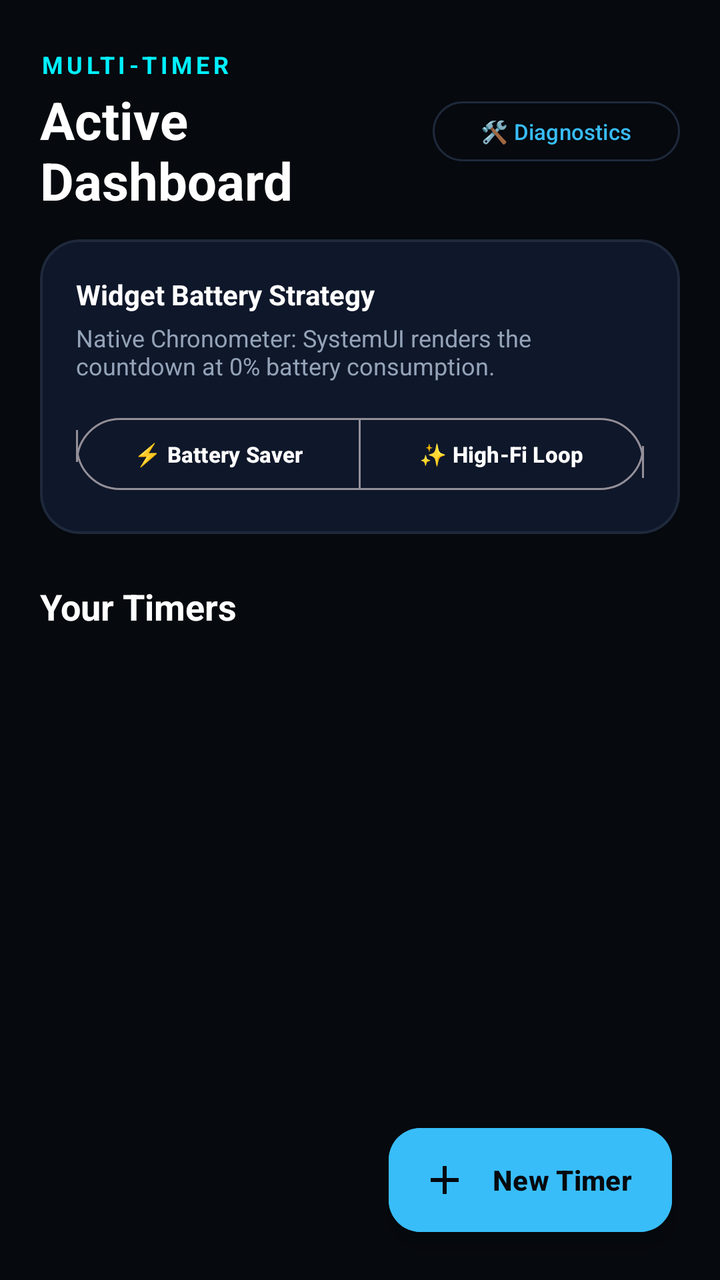
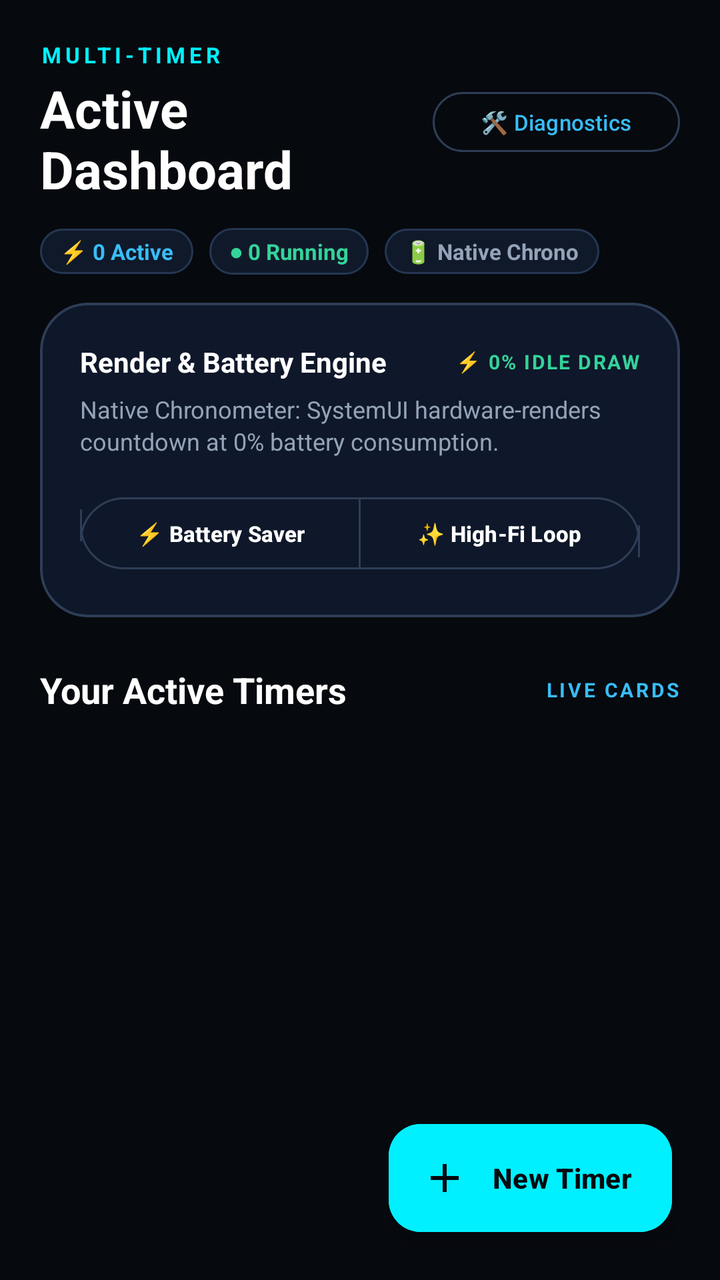

An Android layout rendered at two revisions. The XML below is the earlier revision; the diff shows what the commit changed to produce the second picture.
<!-- AndroidManifest.xml: application theme Theme.MultiTimer -->
<!-- res/layout/activity_main.xml -->
<?xml version="1.0" encoding="utf-8"?>
<androidx.coordinatorlayout.widget.CoordinatorLayout xmlns:android="http://schemas.android.com/apk/res/android"
    xmlns:app="http://schemas.android.com/apk/res-auto"
    android:layout_width="match_parent"
    android:layout_height="match_parent"
    android:background="@color/bg_dark">

    <com.google.android.material.appbar.AppBarLayout
        android:layout_width="match_parent"
        android:layout_height="wrap_content"
        android:background="@color/bg_dark"
        app:elevation="0dp">

        <LinearLayout
            android:layout_width="match_parent"
            android:layout_height="wrap_content"
            android:gravity="center_vertical"
            android:orientation="horizontal"
            android:paddingStart="20dp"
            android:paddingTop="24dp"
            android:paddingEnd="20dp"
            android:paddingBottom="12dp">

            <LinearLayout
                android:layout_width="0dp"
                android:layout_height="wrap_content"
                android:layout_weight="1"
                android:orientation="vertical">

                <TextView
                    android:layout_width="wrap_content"
                    android:layout_height="wrap_content"
                    android:text="MULTI-TIMER"
                    android:textColor="@color/primary_neon"
                    android:textSize="12sp"
                    android:letterSpacing="0.15"
                    android:textStyle="bold" />

                <TextView
                    android:layout_width="wrap_content"
                    android:layout_height="wrap_content"
                    android:layout_marginTop="2dp"
                    android:text="Active Dashboard"
                    android:textColor="@color/text_main"
                    android:textSize="26sp"
                    android:textStyle="bold" />
            </LinearLayout>

            <com.google.android.material.button.MaterialButton
                android:id="@+id/btn_diagnostics"
                style="?attr/materialButtonOutlinedStyle"
                android:layout_width="wrap_content"
                android:layout_height="38dp"
                android:text="🛠️ Diagnostics"
                android:textColor="@color/primary"
                android:textSize="11sp"
                app:cornerRadius="19dp"
                app:strokeColor="@color/surface_card_stroke" />
        </LinearLayout>

    </com.google.android.material.appbar.AppBarLayout>

    <androidx.core.widget.NestedScrollView
        android:layout_width="match_parent"
        android:layout_height="match_parent"
        app:layout_behavior="@string/appbar_scrolling_view_behavior">

        <LinearLayout
            android:layout_width="match_parent"
            android:layout_height="wrap_content"
            android:orientation="vertical"
            android:paddingStart="20dp"
            android:paddingEnd="20dp"
            android:paddingBottom="100dp">

            
            <com.google.android.material.card.MaterialCardView
                android:layout_width="match_parent"
                android:layout_height="wrap_content"
                android:layout_marginBottom="24dp"
                app:cardBackgroundColor="@color/surface_card"
                app:cardCornerRadius="20dp"
                app:cardElevation="0dp"
                app:strokeColor="@color/surface_card_stroke"
                app:strokeWidth="1.2dp">

                <LinearLayout
                    android:layout_width="match_parent"
                    android:layout_height="wrap_content"
                    android:orientation="vertical"
                    android:padding="18dp">

                    <TextView
                        android:layout_width="wrap_content"
                        android:layout_height="wrap_content"
                        android:text="Widget Battery Strategy"
                        android:textColor="@color/text_main"
                        android:textSize="14sp"
                        android:textStyle="bold" />

                    <TextView
                        android:id="@+id/strategy_description"
                        android:layout_width="wrap_content"
                        android:layout_height="wrap_content"
                        android:layout_marginTop="4dp"
                        android:layout_marginBottom="14dp"
                        android:text="Native Chronometer: SystemUI renders the countdown at 0% battery consumption."
                        android:textColor="@color/text_sub"
                        android:textSize="12sp" />

                    <com.google.android.material.button.MaterialButtonToggleGroup
                        android:id="@+id/toggle_group_strategy"
                        android:layout_width="match_parent"
                        android:layout_height="wrap_content"
                        app:singleSelection="true">

                        <com.google.android.material.button.MaterialButton
                            android:id="@+id/btn_mode_chronometer"
                            style="?attr/materialButtonOutlinedStyle"
                            android:layout_width="0dp"
                            android:layout_height="44dp"
                            android:layout_weight="1"
                            android:text="⚡ Battery Saver"
                            android:textColor="@color/text_main"
                            android:textSize="11sp"
                            android:textStyle="bold"
                            app:cornerRadius="22dp" />

                        <com.google.android.material.button.MaterialButton
                            android:id="@+id/btn_mode_loop"
                            style="?attr/materialButtonOutlinedStyle"
                            android:layout_width="0dp"
                            android:layout_height="44dp"
                            android:layout_weight="1"
                            android:text="✨ High-Fi Loop"
                            android:textColor="@color/text_main"
                            android:textSize="11sp"
                            android:textStyle="bold"
                            app:cornerRadius="22dp" />
                    </com.google.android.material.button.MaterialButtonToggleGroup>

                </LinearLayout>
            </com.google.android.material.card.MaterialCardView>

            
            <TextView
                android:layout_width="wrap_content"
                android:layout_height="wrap_content"
                android:layout_marginBottom="12dp"
                android:text="Your Timers"
                android:textColor="@color/text_main"
                android:textSize="18sp"
                android:textStyle="bold" />

            <androidx.recyclerview.widget.RecyclerView
                android:id="@+id/recycler_timers"
                android:layout_width="match_parent"
                android:layout_height="wrap_content"
                android:nestedScrollingEnabled="false" />

        </LinearLayout>
    </androidx.core.widget.NestedScrollView>

    <com.google.android.material.floatingactionbutton.ExtendedFloatingActionButton
        android:id="@+id/fab_add_timer"
        android:layout_width="wrap_content"
        android:layout_height="52dp"
        android:layout_gravity="bottom|end"
        android:layout_margin="24dp"
        android:backgroundTint="@color/primary"
        android:text="New Timer"
        android:textColor="#06090E"
        android:textStyle="bold"
        app:cornerRadius="26dp"
        app:icon="@drawable/ic_add"
        app:iconTint="#06090E" />

</androidx.coordinatorlayout.widget.CoordinatorLayout>
<!-- resources referenced by this layout -->
<resources>
  <color name="bg_dark">#06090E</color>
  <color name="primary">#38BDF8</color>
  <color name="primary_neon">#00F0FF</color>
  <color name="surface_card">#0F172A</color>
  <color name="surface_card_stroke">#1E293B</color>
  <color name="text_main">#FFFFFF</color>
  <color name="text_sub">#94A3B8</color>
  <!-- drawable ic_add (drawable) -->
  <vector xmlns:android="http://schemas.android.com/apk/res/android"
      android:width="24dp"
      android:height="24dp"
      android:viewportWidth="24"
      android:viewportHeight="24">
      <path
          android:fillColor="#38BDF8"
          android:pathData="M19,13h-6v6h-2v-6H5v-2h6V5h2v6h6v2z"/>
  </vector>
  <style name="Theme.MultiTimer" parent="Theme.Material3.Dark.NoActionBar">
          <item name="colorPrimary">@color/primary</item>
          <item name="colorSecondary">@color/accent</item>
          <item name="android:statusBarColor">@color/bg_dark</item>
          <item name="android:windowBackground">@color/bg_dark</item>
      </style>
  <color name="accent">#10B981</color>
</resources>

<!-- the commit's change to res/layout/activity_main.xml (unified diff, before → after) -->
@@ -17,7 +17,7 @@
             android:gravity="center_vertical"
             android:orientation="horizontal"
             android:paddingStart="20dp"
-            android:paddingTop="24dp"
+            android:paddingTop="20dp"
             android:paddingEnd="20dp"
             android:paddingBottom="12dp">
 
@@ -32,8 +32,8 @@
                     android:layout_height="wrap_content"
                     android:text="MULTI-TIMER"
                     android:textColor="@color/primary_neon"
-                    android:textSize="12sp"
-                    android:letterSpacing="0.15"
+                    android:textSize="11sp"
+                    android:letterSpacing="0.18"
                     android:textStyle="bold" />
 
                 <TextView
@@ -55,7 +55,61 @@
                 android:textColor="@color/primary"
                 android:textSize="11sp"
                 app:cornerRadius="19dp"
-                app:strokeColor="@color/surface_card_stroke" />
+                app:strokeColor="@color/surface_card_stroke_bright" />
+        </LinearLayout>
+
+        
+        <LinearLayout
+            android:layout_width="match_parent"
+            android:layout_height="wrap_content"
+            android:orientation="horizontal"
+            android:paddingStart="20dp"
+            android:paddingEnd="20dp"
+            android:paddingBottom="14dp">
+
+            <TextView
+                android:id="@+id/text_stat_active"
+                android:layout_width="wrap_content"
+                android:layout_height="wrap_content"
+                android:background="@drawable/btn_strategy_bg"
+                android:paddingStart="10dp"
+                android:paddingTop="4dp"
+                android:paddingEnd="10dp"
+                android:paddingBottom="4dp"
+                android:text="⚡ 0 Active"
+                android:textColor="@color/primary"
+                android:textSize="11sp"
+                android:textStyle="bold"
+                android:layout_marginEnd="8dp" />
+
+            <TextView
+                android:id="@+id/text_stat_running"
+                android:layout_width="wrap_content"
+                android:layout_height="wrap_content"
+                android:background="@drawable/btn_strategy_bg"
+                android:paddingStart="10dp"
+                android:paddingTop="4dp"
+                android:paddingEnd="10dp"
+                android:paddingBottom="4dp"
+                android:text="● 0 Running"
+                android:textColor="@color/accent_glow"
+                android:textSize="11sp"
+                android:textStyle="bold"
+                android:layout_marginEnd="8dp" />
+
+            <TextView
+                android:id="@+id/text_stat_engine"
+                android:layout_width="wrap_content"
+                android:layout_height="wrap_content"
+                android:background="@drawable/btn_strategy_bg"
+                android:paddingStart="10dp"
+                android:paddingTop="4dp"
+                android:paddingEnd="10dp"
+                android:paddingBottom="4dp"
+                android:text="🔋 Native Chrono"
+                android:textColor="@color/text_sub"
+                android:textSize="11sp"
+                android:textStyle="bold" />
         </LinearLayout>
 
     </com.google.android.material.appbar.AppBarLayout>
@@ -71,7 +125,7 @@
             android:orientation="vertical"
             android:paddingStart="20dp"
             android:paddingEnd="20dp"
-            android:paddingBottom="100dp">
+            android:paddingBottom="120dp">
 
             
             <com.google.android.material.card.MaterialCardView
@@ -79,34 +133,52 @@
                 android:layout_height="wrap_content"
                 android:layout_marginBottom="24dp"
                 app:cardBackgroundColor="@color/surface_card"
-                app:cardCornerRadius="20dp"
+                app:cardCornerRadius="24dp"
                 app:cardElevation="0dp"
-                app:strokeColor="@color/surface_card_stroke"
+                app:strokeColor="@color/surface_card_stroke_bright"
                 app:strokeWidth="1.2dp">
 
                 <LinearLayout
                     android:layout_width="match_parent"
                     android:layout_height="wrap_content"
                     android:orientation="vertical"
-                    android:padding="18dp">
-
-                    <TextView
-                        android:layout_width="wrap_content"
+                    android:padding="20dp">
+
+                    <LinearLayout
+                        android:layout_width="match_parent"
                         android:layout_height="wrap_content"
-                        android:text="Widget Battery Strategy"
-                        android:textColor="@color/text_main"
-                        android:textSize="14sp"
-                        android:textStyle="bold" />
+                        android:gravity="center_vertical"
+                        android:orientation="horizontal">
+
+                        <TextView
+                            android:layout_width="0dp"
+                            android:layout_height="wrap_content"
+                            android:layout_weight="1"
+                            android:text="Render &amp; Battery Engine"
+                            android:textColor="@color/text_main"
+                            android:textSize="14sp"
+                            android:textStyle="bold" />
+
+                        <TextView
+                            android:layout_width="wrap_content"
+                            android:layout_height="wrap_content"
+                            android:text="⚡ 0% IDLE DRAW"
+                            android:textColor="@color/accent_glow"
+                            android:textSize="10sp"
+                            android:letterSpacing="0.08"
+                            android:textStyle="bold" />
+                    </LinearLayout>
 
                     <TextView
                         android:id="@+id/strategy_description"
                         android:layout_width="wrap_content"
                         android:layout_height="wrap_content"
-                        android:layout_marginTop="4dp"
-                        android:layout_marginBottom="14dp"
-                        android:text="Native Chronometer: SystemUI renders the countdown at 0% battery consumption."
+                        android:layout_marginTop="6dp"
+                        android:layout_marginBottom="16dp"
+                        android:text="Native Chronometer: SystemUI hardware-renders countdown at 0% battery consumption."
                         android:textColor="@color/text_sub"
-                        android:textSize="12sp" />
+                        android:textSize="12sp"
+                        android:lineSpacingExtra="2dp" />
 
                     <com.google.android.material.button.MaterialButtonToggleGroup
                         android:id="@+id/toggle_group_strategy"
@@ -124,7 +196,8 @@
                             android:textColor="@color/text_main"
                             android:textSize="11sp"
                             android:textStyle="bold"
-                            app:cornerRadius="22dp" />
+                            app:cornerRadius="22dp"
+                            app:strokeColor="@color/surface_card_stroke_bright" />
 
                         <com.google.android.material.button.MaterialButton
                             android:id="@+id/btn_mode_loop"
@@ -136,21 +209,78 @@
                             android:textColor="@color/text_main"
                             android:textSize="11sp"
                             android:textStyle="bold"
-                            app:cornerRadius="22dp" />
+                            app:cornerRadius="22dp"
+                            app:strokeColor="@color/surface_card_stroke_bright" />
                     </com.google.android.material.button.MaterialButtonToggleGroup>
 
                 </LinearLayout>
             </com.google.android.material.card.MaterialCardView>
 
             
-            <TextView
-                android:layout_width="wrap_content"
-                android:layout_height="wrap_content"
-                android:layout_marginBottom="12dp"
-                android:text="Your Timers"
-                android:textColor="@color/text_main"
-                android:textSize="18sp"
-                android:textStyle="bold" />
+            <LinearLayout
+                android:layout_width="match_parent"
+                android:layout_height="wrap_content"
+                android:gravity="center_vertical"
+                android:layout_marginBottom="14dp"
+                android:orientation="horizontal">
+
+                <TextView
+                    android:layout_width="0dp"
+                    android:layout_height="wrap_content"
+                    android:layout_weight="1"
+                    android:text="Your Active Timers"
+                    android:textColor="@color/text_main"
+                    android:textSize="18sp"
+                    android:textStyle="bold" />
+
+                <TextView
+                    android:layout_width="wrap_content"
+                    android:layout_height="wrap_content"
+                    android:text="LIVE CARDS"
+                    android:textColor="@color/primary"
+                    android:textSize="10sp"
+                    android:letterSpacing="0.12"
+                    android:textStyle="bold" />
+            </LinearLayout>
+
+            
+            <LinearLayout
+                android:id="@+id/layout_empty_state"
+                android:layout_width="match_parent"
+                android:layout_height="wrap_content"
+                android:gravity="center"
+                android:orientation="vertical"
+                android:background="@drawable/widget_item_bg"
+                android:paddingTop="36dp"
+                android:paddingBottom="36dp"
+                android:paddingStart="24dp"
+                android:paddingEnd="24dp"
+                android:visibility="gone">
+
+                <TextView
+                    android:layout_width="wrap_content"
+                    android:layout_height="wrap_content"
+                    android:text="⏱️"
+                    android:textSize="44sp"
+                    android:layout_marginBottom="12dp" />
+
+                <TextView
+                    android:layout_width="wrap_content"
+                    android:layout_height="wrap_content"
+                    android:text="No Timers Running"
+                    android:textColor="@color/text_main"
+                    android:textSize="16sp"
+                    android:textStyle="bold" />
+
+                <TextView
+                    android:layout_width="wrap_content"
+                    android:layout_height="wrap_content"
+                    android:layout_marginTop="4dp"
+                    android:gravity="center"
+                    android:text="Tap '+ New Timer' below to create a focus block, workout sprint, or YouTube Music countdown."
+                    android:textColor="@color/text_muted"
+                    android:textSize="12sp" />
+            </LinearLayout>
 
             <androidx.recyclerview.widget.RecyclerView
                 android:id="@+id/recycler_timers"
@@ -164,14 +294,15 @@
     <com.google.android.material.floatingactionbutton.ExtendedFloatingActionButton
         android:id="@+id/fab_add_timer"
         android:layout_width="wrap_content"
-        android:layout_height="52dp"
+        android:layout_height="54dp"
         android:layout_gravity="bottom|end"
         android:layout_margin="24dp"
-        android:backgroundTint="@color/primary"
+        android:backgroundTint="@color/primary_neon"
         android:text="New Timer"
         android:textColor="#06090E"
         android:textStyle="bold"
-        app:cornerRadius="26dp"
+        app:cornerRadius="27dp"
+        app:elevation="8dp"
         app:icon="@drawable/ic_add"
         app:iconTint="#06090E" />
 
<!-- resource entries referenced after the edit -->
@@ -1,12 +1,24 @@
 <!-- resources referenced by this layout -->
 <resources>
+  <color name="accent_glow">#34D399</color>
   <color name="bg_dark">#06090E</color>
   <color name="primary">#38BDF8</color>
   <color name="primary_neon">#00F0FF</color>
   <color name="surface_card">#0F172A</color>
-  <color name="surface_card_stroke">#1E293B</color>
+  <color name="surface_card_stroke_bright">#2E3E57</color>
   <color name="text_main">#FFFFFF</color>
+  <color name="text_muted">#64748B</color>
   <color name="text_sub">#94A3B8</color>
+  <!-- drawable btn_strategy_bg (drawable) -->
+  <?xml version="1.0" encoding="utf-8"?>
+  <shape xmlns:android="http://schemas.android.com/apk/res/android"
+      android:shape="rectangle">
+      <solid android:color="#10192A" />
+      <corners android:radius="14dp" />
+      <stroke
+          android:width="1dp"
+          android:color="#243752" />
+  </shape>
   <!-- drawable ic_add (drawable) -->
   <vector xmlns:android="http://schemas.android.com/apk/res/android"
       android:width="24dp"
@@ -17,6 +29,15 @@
           android:fillColor="#38BDF8"
           android:pathData="M19,13h-6v6h-2v-6H5v-2h6V5h2v6h6v2z"/>
   </vector>
+  <!-- drawable widget_item_bg (drawable) -->
+  <shape xmlns:android="http://schemas.android.com/apk/res/android"
+      android:shape="rectangle">
+      <solid android:color="#141E30" />
+      <corners android:radius="18dp" />
+      <stroke
+          android:width="1dp"
+          android:color="#21324B" />
+  </shape>
   <style name="Theme.MultiTimer" parent="Theme.Material3.Dark.NoActionBar">
           <item name="colorPrimary">@color/primary</item>
           <item name="colorSecondary">@color/accent</item>
